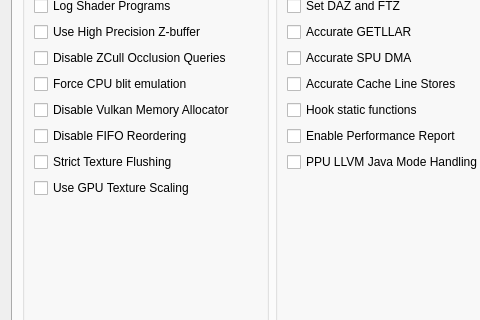
win98and95/rpcs3, file rpcs3/rpcs3qt/settings_dialog.ui: the form before one commit; both pictures show x 0 to 480 and y 157 to 477 of the 796 by 798 pixel window.
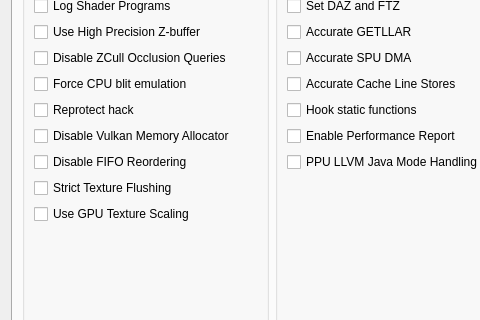
The form after the commit. The open tabs and pages were chosen to show the change. Icons and pictures are not drawn.

Commit message:
Reprotect Hack (thanks to @Xcedf)
Workaround for flickering shadows and missing water in TLoU and Uncharted 3

The edit to the form file:
```diff
--- a/rpcs3/rpcs3qt/settings_dialog.ui
+++ b/rpcs3/rpcs3qt/settings_dialog.ui
@@ -3542,6 +3542,13 @@
               </property>
              </widget>
             </item>
+            <item>
+             <widget class="QCheckBox" name="reprotect_hack">
+              <property name="text">
+               <string>Reprotect hack</string>
+              </property>
+             </widget>
+            </item>
             <item>
              <widget class="QCheckBox" name="disableVulkanMemAllocator">
               <property name="text">
```
The commit also changes 5 other files.
